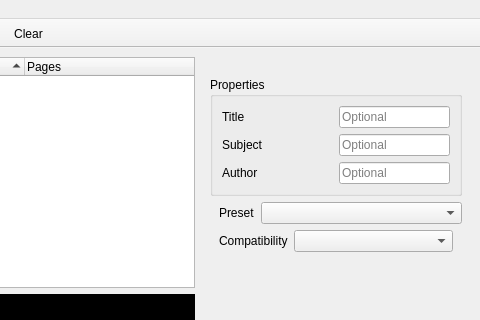
Qt form assets/fusepdf.ui (nettstudio/fusepdf) before a commit; both pictures show x 85 to 565 and y 0 to 320 of the 565 by 555 pixel window.
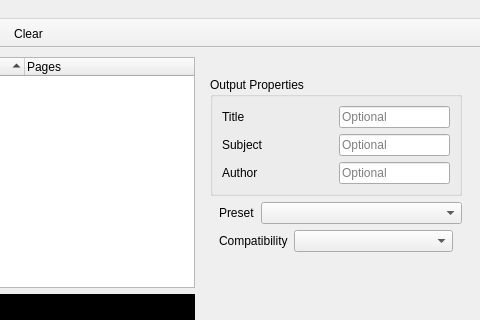
The same form after that commit. Icons and pictures are not drawn. Custom widgets are drawn as their Qt base class.

What changed in the file:
```diff
--- a/assets/fusepdf.ui
+++ b/assets/fusepdf.ui
@@ -151,7 +151,7 @@
        <item>
         <widget class="QGroupBox" name="meta">
          <property name="title">
-          <string>Properties</string>
+          <string>Output Properties</string>
          </property>
          <layout class="QVBoxLayout" name="verticalLayout_3">
           <item>
```
